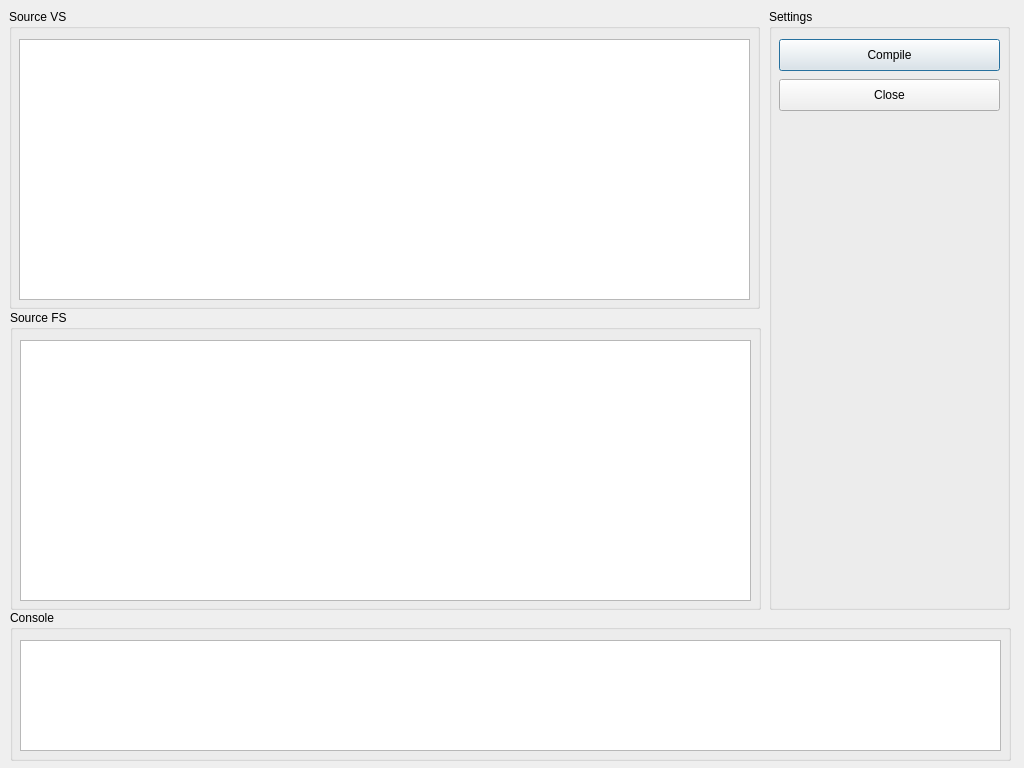
Qt form indieEngineShader/CShaderCompileGUI.ui (codeoneclick/ie3D) before a commit.
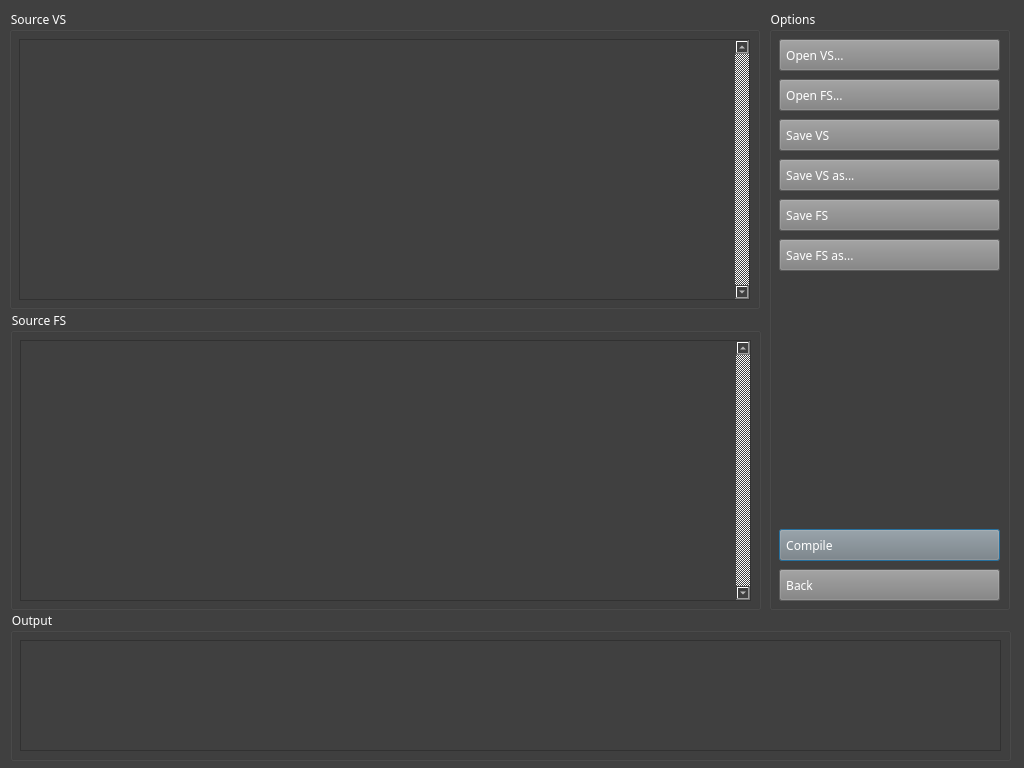
The same form after that commit.

Commit message: continue working on shader Editor

```diff
--- a/indieEngineShader/CShaderCompileGUI.ui
+++ b/indieEngineShader/CShaderCompileGUI.ui
@@ -19,8 +19,19 @@
     <height>768</height>
    </size>
   </property>
+  <property name="font">
+   <font>
+    <family>Menlo</family>
+    <weight>50</weight>
+    <bold>false</bold>
+   </font>
+  </property>
   <property name="windowTitle">
-   <string>Dialog</string>
+   <string>indieEngine-ShaderEditor</string>
+  </property>
+  <property name="styleSheet">
+   <string notr="true">background-color: rgb(64, 64, 64);
+color: rgb(255, 255, 255);</string>
   </property>
   <widget class="QGroupBox" name="groupBox">
    <property name="geometry">
@@ -31,6 +42,13 @@
      <height>300</height>
     </rect>
    </property>
+   <property name="font">
+    <font>
+     <family>Menlo</family>
+     <weight>50</weight>
+     <bold>false</bold>
+    </font>
+   </property>
    <property name="title">
     <string>Source VS</string>
    </property>
@@ -49,6 +67,36 @@
       <pointsize>11</pointsize>
      </font>
     </property>
+    <property name="styleSheet">
+     <string notr="true">QScrollBar:vertical {               
+border: 1px solid #999999;
+background:white;
+width:10px;
+margin: 0px 0px 0px 0px;
+}
+QScrollBar::handle:vertical {
+background: qlineargradient(x1:0, y1:0, x2:1, y2:0,
+stop: 0  rgb(128, 128, 128), stop: 0.5 rgb(128, 128, 128),  stop:1 rgb(128, 128, 128));
+min-height: 0px;
+}
+QScrollBar::add-line:vertical {
+background: qlineargradient(x1:0, y1:0, x2:1, y2:0,
+stop: 0  rgb(128, 128, 128), stop: 0.5 rgb(128, 128, 128),  stop:1 rgb(128, 128, 128));
+height: px;
+subcontrol-position: bottom;
+subcontrol-origin: margin;
+}
+QScrollBar::sub-line:vertical {
+background: qlineargradient(x1:0, y1:0, x2:1, y2:0,
+stop: 0  rgb(128, 128, 128), stop: 0.5 rgb(128, 128, 128),  stop:1 rgb(128, 128, 128));
+height: 0px;
+subcontrol-position: top;
+subcontrol-origin: margin;
+}</string>
+    </property>
+    <property name="verticalScrollBarPolicy">
+     <enum>Qt::ScrollBarAlwaysOn</enum>
+    </property>
    </widget>
   </widget>
   <widget class="QGroupBox" name="groupBox_2">
@@ -60,6 +108,13 @@
      <height>300</height>
     </rect>
    </property>
+   <property name="font">
+    <font>
+     <family>Menlo</family>
+     <weight>50</weight>
+     <bold>false</bold>
+    </font>
+   </property>
    <property name="title">
     <string>Source FS</string>
    </property>
@@ -78,6 +133,36 @@
       <pointsize>11</pointsize>
      </font>
     </property>
+    <property name="styleSheet">
+     <string notr="true">QScrollBar:vertical {               
+border: 1px solid #999999;
+background:white;
+width:10px;
+margin: 0px 0px 0px 0px;
+}
+QScrollBar::handle:vertical {
+background: qlineargradient(x1:0, y1:0, x2:1, y2:0,
+stop: 0  rgb(128, 128, 128), stop: 0.5 rgb(128, 128, 128),  stop:1 rgb(128, 128, 128));
+min-height: 0px;
+}
+QScrollBar::add-line:vertical {
+background: qlineargradient(x1:0, y1:0, x2:1, y2:0,
+stop: 0  rgb(128, 128, 128), stop: 0.5 rgb(128, 128, 128),  stop:1 rgb(128, 128, 128));
+height: px;
+subcontrol-position: bottom;
+subcontrol-origin: margin;
+}
+QScrollBar::sub-line:vertical {
+background: qlineargradient(x1:0, y1:0, x2:1, y2:0,
+stop: 0  rgb(128, 128, 128), stop: 0.5 rgb(128, 128, 128),  stop:1 rgb(128, 128, 128));
+height: 0px;
+subcontrol-position: top;
+subcontrol-origin: margin;
+}</string>
+    </property>
+    <property name="verticalScrollBarPolicy">
+     <enum>Qt::ScrollBarAlwaysOn</enum>
+    </property>
    </widget>
   </widget>
   <widget class="QGroupBox" name="groupBox_3">
@@ -89,8 +174,15 @@
      <height>151</height>
     </rect>
    </property>
+   <property name="font">
+    <font>
+     <family>Menlo</family>
+     <weight>50</weight>
+     <bold>false</bold>
+    </font>
+   </property>
    <property name="title">
-    <string>Console</string>
+    <string>Output</string>
    </property>
    <widget class="QPlainTextEdit" name="console">
     <property name="geometry">
@@ -118,20 +210,158 @@
      <height>601</height>
     </rect>
    </property>
+   <property name="font">
+    <font>
+     <family>Menlo</family>
+     <weight>50</weight>
+     <bold>false</bold>
+    </font>
+   </property>
    <property name="title">
-    <string>Settings</string>
+    <string>Options</string>
    </property>
    <widget class="QPushButton" name="btn_compile">
     <property name="geometry">
      <rect>
       <x>10</x>
+      <y>520</y>
+      <width>221</width>
+      <height>32</height>
+     </rect>
+    </property>
+    <property name="font">
+     <font>
+      <family>Menlo</family>
+      <weight>50</weight>
+      <bold>false</bold>
+     </font>
+    </property>
+    <property name="styleSheet">
+     <string notr="true">text-align:left;
+background-color: rgb(128, 128, 128);</string>
+    </property>
+    <property name="text">
+     <string>  Compile</string>
+    </property>
+   </widget>
+   <widget class="QPushButton" name="btn_back">
+    <property name="geometry">
+     <rect>
+      <x>10</x>
+      <y>560</y>
+      <width>221</width>
+      <height>32</height>
+     </rect>
+    </property>
+    <property name="font">
+     <font>
+      <family>Menlo</family>
+      <weight>50</weight>
+      <bold>false</bold>
+     </font>
+    </property>
+    <property name="styleSheet">
+     <string notr="true">text-align:left;
+background-color: rgb(128, 128, 128);</string>
+    </property>
+    <property name="text">
+     <string>  Back</string>
+    </property>
+   </widget>
+   <widget class="QPushButton" name="btn_save_vs">
+    <property name="geometry">
+     <rect>
+      <x>10</x>
+      <y>110</y>
+      <width>221</width>
+      <height>32</height>
+     </rect>
+    </property>
+    <property name="font">
+     <font>
+      <family>Menlo</family>
+      <weight>50</weight>
+      <bold>false</bold>
+     </font>
+    </property>
+    <property name="styleSheet">
+     <string notr="true">text-align:left;
+background-color: rgb(128, 128, 128);</string>
+    </property>
+    <property name="text">
+     <string>  Save VS</string>
+    </property>
+   </widget>
+   <widget class="QPushButton" name="btn_save_fs">
+    <property name="geometry">
+     <rect>
+      <x>10</x>
+      <y>190</y>
+      <width>221</width>
+      <height>32</height>
+     </rect>
+    </property>
+    <property name="font">
+     <font>
+      <family>Menlo</family>
+      <weight>50</weight>
+      <bold>false</bold>
+     </font>
+    </property>
+    <property name="styleSheet">
+     <string notr="true">text-align:left;
+background-color: rgb(128, 128, 128);</string>
+    </property>
+    <property name="text">
+     <string>  Save FS</string>
+    </property>
+   </widget>
+   <widget class="QPushButton" name="btn_save_vs_as">
+    <property name="geometry">
+     <rect>
+      <x>10</x>
+      <y>150</y>
+      <width>221</width>
+      <height>32</height>
+     </rect>
+    </property>
+    <property name="font">
+     <font>
+      <family>Menlo</family>
+      <weight>50</weight>
+      <bold>false</bold>
+     </font>
+    </property>
+    <property name="styleSheet">
+     <string notr="true">text-align:left;
+background-color: rgb(128, 128, 128);</string>
+    </property>
+    <property name="text">
+     <string>  Save VS as...</string>
+    </property>
+   </widget>
+   <widget class="QPushButton" name="btn_open_vs">
+    <property name="geometry">
+     <rect>
+      <x>10</x>
       <y>30</y>
       <width>221</width>
       <height>32</height>
      </rect>
     </property>
+    <property name="font">
+     <font>
+      <family>Menlo</family>
+      <weight>50</weight>
+      <bold>false</bold>
+     </font>
+    </property>
+    <property name="styleSheet">
+     <string notr="true">text-align:left;
+background-color: rgb(128, 128, 128);</string>
+    </property>
     <property name="text">
-     <string>Compile</string>
+     <string>  Open VS...</string>
     </property>
    </widget>
    <widget class="QPushButton" name="btn_close">
@@ -143,8 +373,43 @@
       <height>32</height>
      </rect>
     </property>
+    <property name="font">
+     <font>
+      <family>Menlo</family>
+      <weight>50</weight>
+      <bold>false</bold>
+     </font>
+    </property>
+    <property name="styleSheet">
+     <string notr="true">text-align:left;
+background-color: rgb(128, 128, 128);</string>
+    </property>
     <property name="text">
-     <string>Close</string>
+     <string>  Open FS...</string>
+    </property>
+   </widget>
+   <widget class="QPushButton" name="btn_save_fs_as">
+    <property name="geometry">
+     <rect>
+      <x>10</x>
+      <y>230</y>
+      <width>221</width>
+      <height>32</height>
+     </rect>
+    </property>
+    <property name="font">
+     <font>
+      <family>Menlo</family>
+      <weight>50</weight>
+      <bold>false</bold>
+     </font>
+    </property>
+    <property name="styleSheet">
+     <string notr="true">text-align:left;
+background-color: rgb(128, 128, 128);</string>
+    </property>
+    <property name="text">
+     <string>  Save FS as...</string>
     </property>
    </widget>
   </widget>
```
Left out of the diff: 8 changed lines with no effect on the pictures. The commit also changes 14 other files.
